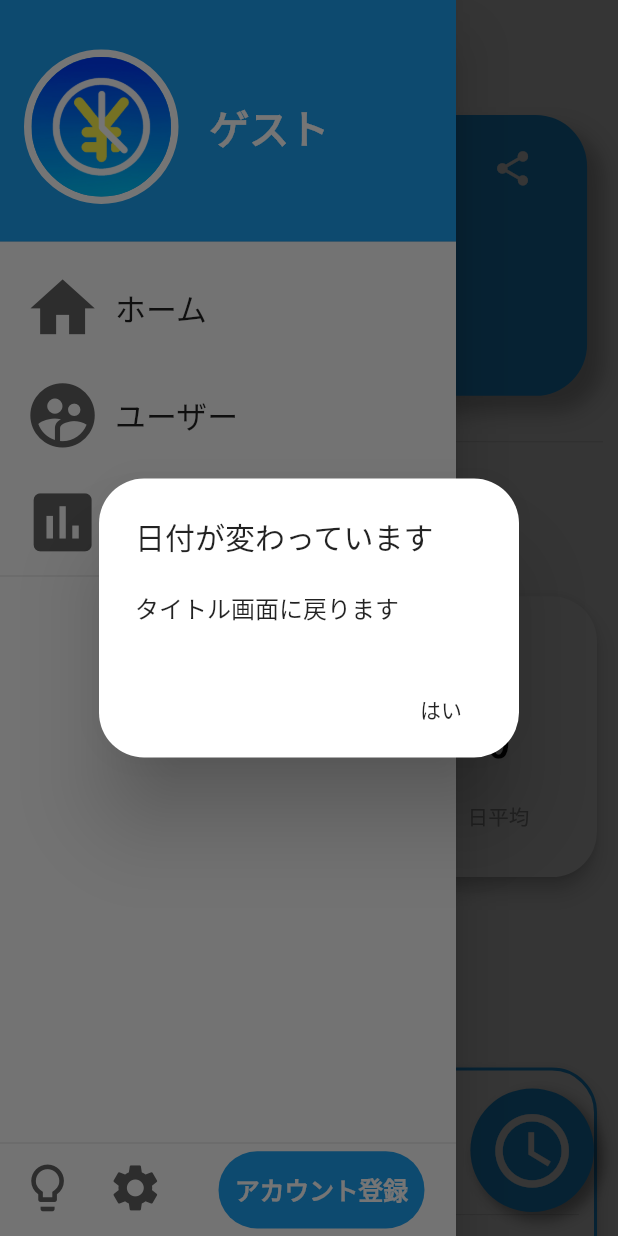
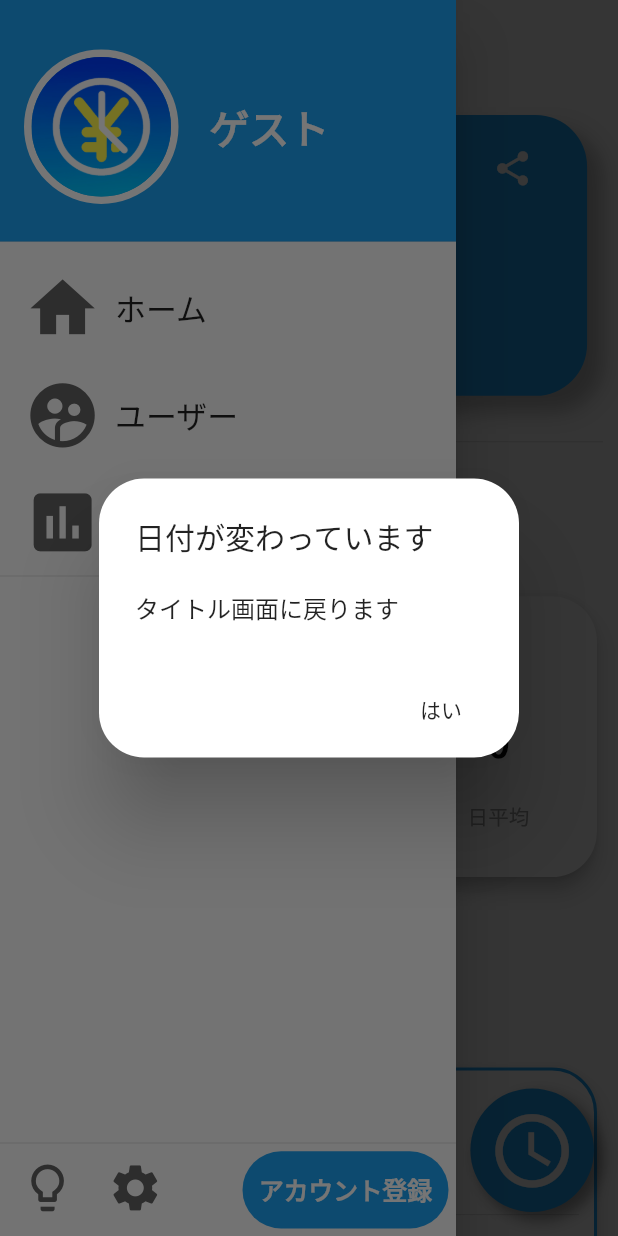
Before and after one commit to thoth000/zikanri, a Flutter app: the HomePage screen opened directly, with the side drawer open, on a phone screen of 412 x 824 dp. Run offline on Flutter 3.47's test engine with Material 2 defaults, Android fonts, the phone set to English and light mode, and no system bars; our stand-ins replace hive, hive_flutter, share; accounts and stored records are empty.

Commit message:
3ポイント制への変更と登録ボタンの手直し

```diff
--- a/lib/items/drawer/drawer.dart
+++ b/lib/items/drawer/drawer.dart
@@ -189,19 +189,17 @@ class SlideMenu extends StatelessWidget {
 
   Widget resisterButton(context, theme, userData) {
     if (userData.registerCheck == false) {
-      return FlatButton(
-          shape: RoundedRectangleBorder(
-            borderRadius: BorderRadius.all(Radius.circular(80.0)),
-          ),
-          child: Container(
+      return Container(
         height: displaySize.width / 8,
         width: displaySize.width / 3,
         decoration: BoxDecoration(
           gradient: LinearGradient(colors: theme.themeColors),
           borderRadius:
-                  BorderRadius.all(Radius.circular(displaySize.width)),
+              BorderRadius.all(Radius.circular(100)),
         ),
-            child: Center(
+        child: Stack(
+          children: <Widget>[
+            Center(
               child: Text(
                 'アカウント登録',
                 style: TextStyle(
@@ -210,15 +208,21 @@ class SlideMenu extends StatelessWidget {
                     fontWeight: FontWeight.bold),
               ),
             ),
+            SizedBox(
+              height: displaySize.width/8,
+              width: displaySize.width/3,
+              child: FlatButton(
+                shape: RoundedRectangleBorder(
+                  borderRadius: BorderRadius.circular(100),
                 ),
-          onPressed: () {
-            Navigator.push(
-              context,
-              MaterialPageRoute(
-                builder: (context) => HomePage(),
+                onPressed: null,//TODO:登録ページ
+                child: Container(),
+                color: Colors.transparent,
+              ),
+            ),
+          ],
         ),
       );
-          });
     } else {
       return Container();
     }
```
Also changed, not shown: lib/home/record_button.dart (+8 -2 lines). Lines whose indentation alone changed are shown as unchanged.
